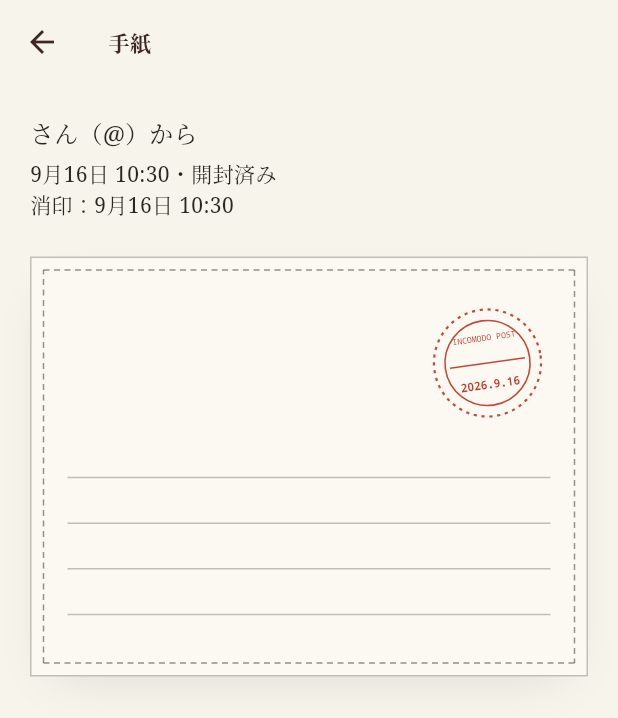
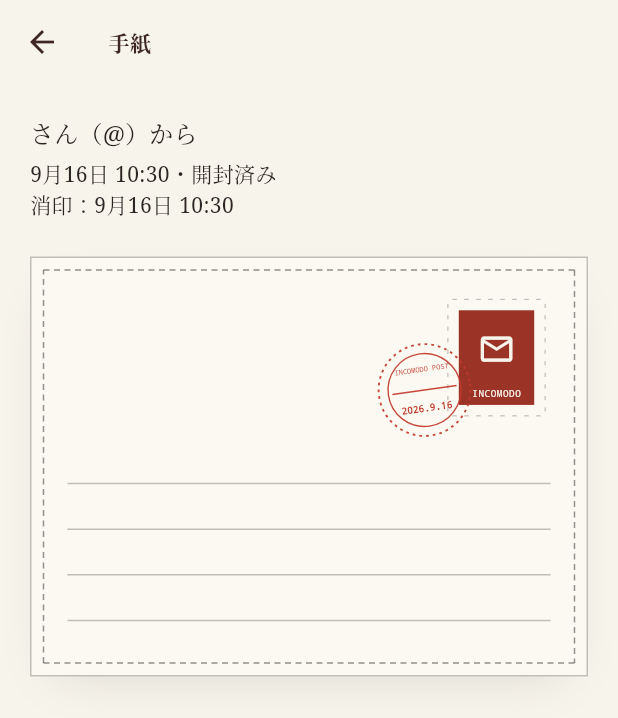
Before and after one commit to masayanoyabou-design/SNS_Incomodo, a Flutter app: the LetterScreen screen opened directly with empty values, on a phone screen of 412 x 824 dp. Shown: the top 718 px of the screen. Run offline on Flutter 3.47's test engine with Material 3 defaults, Android fonts, the phone set to English and light mode, and no system bars; our stand-ins replace cloud_firestore, firebase_auth, firebase_core, flutter_riverpod, geolocator, google_sign_in and 1 more; accounts and stored records are empty.

Commit message:
Stick a chosen stamp on every letter
A sealed letter now shows its stamp and who sent it, and nothing else —
the one thing to go on before reaching your post. Five free designs to
choose from while writing; the stamp also stands for the letter in the
lists, and on the opened sheet the postmark is struck across it.

Which designs exist lives in models, how they look in theme/stamp_art,
because the artwork is still to be worked out and swapping it should not
touch anything else. The rules only accept free designs, so a paid one
can't be used for nothing once it exists; the rules have to list the ids
themselves, and a test reads firestore.rules to keep the two in step.

Letters from before designs, or with one this build doesn't know, show
the ordinary stamp. The stamp is a required argument to sendLetter so
forgetting it fails loudly, and opening a letter no longer rebuilds it
field by field — that copy had been quietly resetting the stamp.

On the device the stamp's white paper vanished into the card behind it
and the perforations showed on two sides only; it now has an edge all
the way round.

Co-Authored-By: Claude Opus 5 <noreply@anthropic.com>

```diff
--- a/app/lib/models/letter.dart
+++ b/app/lib/models/letter.dart
@@ -1,4 +1,5 @@
 import 'post.dart';
+import 'stamp_design.dart';
 
 /// Whose side of a letter we are looking at.
 enum LetterDirection { received, sent }
@@ -23,6 +24,7 @@ class Letter {
     required this.sentAt,
     this.openedAt,
     this.body,
+    this.stampId = StampDesign.defaultId,
   });
 
   static const maxBodyLength = 1000;
@@ -45,11 +47,21 @@ class Letter {
   /// a received letter only once it has been fetched after opening.
   final String? body;
 
+  /// The stamp the sender stuck on it — visible on the envelope even while
+  /// the letter is still sealed.
+  final String stampId;
+
+  StampDesign get stamp => StampDesign.byId(stampId);
+
   bool get isOpened => openedAt != null;
 
   String get counterpartHandleWithAt => '@$counterpartHandle';
 
-  Letter withBody(String? body) => Letter(
+  Letter withBody(String? body) => _copy(body: body, openedAt: openedAt);
+
+  Letter markOpened(DateTime at) => _copy(body: body, openedAt: at);
+
+  Letter _copy({required String? body, required DateTime? openedAt}) => Letter(
         id: id,
         direction: direction,
         counterpartUid: counterpartUid,
@@ -58,6 +70,7 @@ class Letter {
         sentAt: sentAt,
         openedAt: openedAt,
         body: body,
+        stampId: stampId,
       );
 
   /// The wording the PRD asks for: a sender sees delivery, then receipt.
--- /dev/null
+++ b/app/lib/models/stamp_design.dart
@@ -0,0 +1,37 @@
+/// A stamp's design — what gets stuck on a letter (MANUAL 23).
+///
+/// Separate from how many stamps you hold (StampWallet): the count decides
+/// whether you can send, the design is what you say by choosing it. And on
+/// a letter still waiting at the post, the stamp is the only thing the
+/// recipient can see.
+///
+/// This is the catalogue only. What each design looks like lives in
+/// theme/stamp_art.dart, so real artwork can replace it without touching
+/// any of this.
+class StampDesign {
+  const StampDesign._(this.id, this.name);
+
+  final String id;
+  final String name;
+
+  static const basic = StampDesign._('basic', '通常切手');
+  static const sakura = StampDesign._('sakura', '桜');
+  static const aozora = StampDesign._('aozora', '青空');
+  static const yoru = StampDesign._('yoru', '夜');
+  static const konoha = StampDesign._('konoha', '木の葉');
+
+  /// Everyone can stick these on any letter.
+  ///
+  /// firestore.rules keeps its own copy of these ids, so a letter can't
+  /// carry a design nobody was given — a future paid one, say.
+  /// stamp_design_test checks the two lists haven't drifted apart.
+  static const free = [basic, sakura, aozora, yoru, konoha];
+
+  static const defaultId = 'basic';
+
+  /// The design for [id]. Letters from before designs existed, or with a
+  /// design this version of the app doesn't know, get the ordinary stamp
+  /// rather than failing to show.
+  static StampDesign byId(String? id) =>
+      free.firstWhere((design) => design.id == id, orElse: () => basic);
+}
--- a/app/lib/services/letter_service.dart
+++ b/app/lib/services/letter_service.dart
@@ -1,6 +1,7 @@
 import 'package:cloud_firestore/cloud_firestore.dart';
 
 import '../models/letter.dart';
+import '../models/stamp_design.dart';
 import '../models/user_profile.dart';
 import 'stamp_service.dart';
 
@@ -36,6 +37,7 @@ class LetterService {
     required UserProfile from,
     required UserProfile to,
     required String body,
+    required StampDesign stamp,
   }) async {
     final error = Letter.validateBody(body);
     if (error != null) throw ArgumentError(error);
@@ -49,6 +51,7 @@ class LetterService {
             'fromUid': from.uid,
             'fromDisplayName': from.displayName,
             'fromHandle': from.handle,
+            'stampId': stamp.id,
             'sentAt': FieldValue.serverTimestamp(),
             'openedAt': null,
           })
@@ -57,6 +60,7 @@ class LetterService {
             'toUid': to.uid,
             'toDisplayName': to.displayName,
             'toHandle': to.handle,
+            'stampId': stamp.id,
             'body': trimmed,
             'sentAt': FieldValue.serverTimestamp(),
             'openedAt': null,
@@ -113,6 +117,7 @@ class LetterService {
       sentAt: sentAt?.toDate() ?? DateTime.now(),
       openedAt: openedAt?.toDate(),
       body: data['body'] as String?,
+      stampId: data['stampId'] as String? ?? StampDesign.defaultId,
     );
   }
 }
--- /dev/null
+++ b/app/lib/theme/stamp_art.dart
@@ -0,0 +1,50 @@
+import 'package:flutter/material.dart';
+
+import '../models/stamp_design.dart';
+import 'incomodo_theme.dart';
+
+/// How a stamp design is drawn: a colored panel, the ink printed on it and
+/// a motif. Provisional — MANUAL 23 has the designs being worked out later,
+/// and this is the one file to replace when real artwork arrives.
+class StampArt {
+  const StampArt({
+    required this.panel,
+    required this.ink,
+    required this.motif,
+  });
+
+  final Color panel;
+  final Color ink;
+  final IconData motif;
+
+  static StampArt of(StampDesign design) =>
+      _art[design.id] ?? _art[StampDesign.defaultId]!;
+
+  static const _art = <String, StampArt>{
+    'basic': StampArt(
+      panel: IncomodoColors.redDeep,
+      ink: IncomodoColors.paper,
+      motif: Icons.mail_outline,
+    ),
+    'sakura': StampArt(
+      panel: Color(0xFFE8B4B0),
+      ink: Color(0xFF6B2E2A),
+      motif: Icons.local_florist,
+    ),
+    'aozora': StampArt(
+      panel: Color(0xFF9DB7C9),
+      ink: Color(0xFF22394A),
+      motif: Icons.cloud_outlined,
+    ),
+    'yoru': StampArt(
+      panel: Color(0xFF2E3552),
+      ink: Color(0xFFF3E9C8),
+      motif: Icons.nights_stay_outlined,
+    ),
+    'konoha': StampArt(
+      panel: IncomodoColors.moss,
+      ink: IncomodoColors.paper,
+      motif: Icons.eco_outlined,
+    ),
+  };
+}
--- a/app/lib/widgets/letter_paper.dart
+++ b/app/lib/widgets/letter_paper.dart
@@ -7,13 +7,13 @@ class LetterPaper extends StatelessWidget {
   const LetterPaper({
     super.key,
     required this.body,
-    this.postmark,
+    this.corner,
   });
 
   final String body;
 
-  /// Stamped in the top corner once the letter has been opened.
-  final Widget? postmark;
+  /// Top-right corner: the stamp, and the postmark over it once opened.
+  final Widget? corner;
 
   static const _fontSize = 16.0;
   static const _lineHeight = 1.9;
@@ -48,7 +48,7 @@ class LetterPaper extends StatelessWidget {
         painter: _PaperPainter(
           rule: scheme.outlineVariant,
           margin: scheme.outlineVariant.withValues(alpha: 0.5),
-          firstLineTop: _padding.top + (postmark == null ? 0 : _postmarkSpace),
+          firstLineTop: _padding.top + (corner == null ? 0 : _cornerSpace),
           lineHeight: _fontSize * _lineHeight,
           sidePadding: _padding.left,
         ),
@@ -57,10 +57,10 @@ class LetterPaper extends StatelessWidget {
           child: Column(
             crossAxisAlignment: CrossAxisAlignment.start,
             children: [
-              if (postmark != null)
+              if (corner != null)
                 SizedBox(
-                  height: _postmarkSpace,
-                  child: Align(alignment: Alignment.topRight, child: postmark),
+                  height: _cornerSpace,
+                  child: Align(alignment: Alignment.topRight, child: corner),
                 ),
               SelectableText(body, style: style),
             ],
@@ -70,7 +70,7 @@ class LetterPaper extends StatelessWidget {
     );
   }
 
-  static const _postmarkSpace = 92.0;
+  static const _cornerSpace = 96.0;
 }
 
 class _PaperPainter extends CustomPainter {
--- /dev/null
+++ b/app/lib/widgets/stamp_view.dart
@@ -0,0 +1,179 @@
+import 'package:flutter/material.dart';
+
+import '../models/stamp_design.dart';
+import '../theme/incomodo_theme.dart';
+import '../theme/stamp_art.dart';
+
+/// A postage stamp: perforated white edge, colored panel, motif, and
+/// "INCOMODO" printed along the bottom.
+class StampView extends StatelessWidget {
+  const StampView({super.key, required this.design, this.width = 56});
+
+  final StampDesign design;
+
+  /// Height follows at 6:5, the usual shape of a stamp.
+  final double width;
+
+  @override
+  Widget build(BuildContext context) {
+    final art = StampArt.of(design);
+    final height = width * 1.2;
+    final scale = width / 56;
+
+    return Semantics(
+      label: '${design.name}の切手',
+      excludeSemantics: true,
+      child: SizedBox(
+        width: width,
+        height: height,
+        child: CustomPaint(
+          painter: _PerforatedPainter(
+            paper: IncomodoColors.card,
+            shadow: IncomodoColors.inkFaintest,
+            holeRadius: 2.2 * scale,
+          ),
+          child: Padding(
+            padding: EdgeInsets.all(6 * scale),
+            child: DecoratedBox(
+              decoration: BoxDecoration(color: art.panel),
+              child: Column(
+                children: [
+                  const Spacer(),
+                  Icon(art.motif, color: art.ink, size: 22 * scale),
+                  const Spacer(),
+                  Text(
+                    'INCOMODO',
+                    style: TextStyle(
+                      color: art.ink,
+                      fontFamily: IncomodoFonts.typewriter,
+                      fontSize: 5.4 * scale,
+                      letterSpacing: 0.4,
+                      height: 1,
+                    ),
+                  ),
+                  SizedBox(height: 4 * scale),
+                ],
+              ),
+            ),
+          ),
+        ),
+      ),
+    );
+  }
+}
+
+/// The white paper of the stamp, with half-circles bitten out along every
+/// edge. The bites are cleared to transparent rather than painted in a
+/// background color, so the stamp looks right on paper, cards or anything.
+class _PerforatedPainter extends CustomPainter {
+  _PerforatedPainter({
+    required this.paper,
+    required this.shadow,
+    required this.holeRadius,
+  });
+
+  final Color paper;
+  final Color shadow;
+  final double holeRadius;
+
+  @override
+  void paint(Canvas canvas, Size size) {
+    final rect = Offset.zero & size;
+    canvas.saveLayer(rect.inflate(2), Paint());
+
+    // A hairline all the way round, not a drop shadow: the stamp's white
+    // paper sits on white-ish cards, and without an edge on every side the
+    // perforations only showed along two of them.
+    canvas.drawRect(rect.inflate(0.8), Paint()..color = shadow);
+    canvas.drawRect(rect, Paint()..color = paper);
+
+    final punch = Paint()..blendMode = BlendMode.clear;
+    final step = holeRadius * 3;
+    void edge(Offset from, Offset to) {
+      final length = (to - from).distance;
+      final count = (length / step).floor();
+      final gap = length / count;
+      final direction = (to - from) / length;
+      for (var i = 0; i <= count; i++) {
+        canvas.drawCircle(from + direction * (gap * i), holeRadius, punch);
+      }
+    }
+
+    edge(rect.topLeft, rect.topRight);
+    edge(rect.bottomLeft, rect.bottomRight);
+    edge(rect.topLeft, rect.bottomLeft);
+    edge(rect.topRight, rect.bottomRight);
+
+    canvas.restore();
+  }
+
+  @override
+  bool shouldRepaint(_PerforatedPainter old) =>
+      old.paper != paper || old.holeRadius != holeRadius;
+}
+
+/// A row of stamps to choose from, the chosen one lifted and outlined.
+class StampPicker extends StatelessWidget {
+  const StampPicker({
+    super.key,
+    required this.designs,
+    required this.selected,
+    required this.onSelected,
+  });
+
+  final List<StampDesign> designs;
+  final StampDesign selected;
+  final ValueChanged<StampDesign> onSelected;
+
+  @override
+  Widget build(BuildContext context) {
+    final scheme = Theme.of(context).colorScheme;
+
+    return SizedBox(
+      height: 112,
+      child: ListView.separated(
+        scrollDirection: Axis.horizontal,
+        itemCount: designs.length,
+        separatorBuilder: (_, _) => const SizedBox(width: 12),
+        itemBuilder: (context, index) {
+          final design = designs[index];
+          final isSelected = design.id == selected.id;
+          return Semantics(
+            selected: isSelected,
+            button: true,
+            child: InkWell(
+              onTap: () => onSelected(design),
+              child: Padding(
+                padding: const EdgeInsets.symmetric(vertical: 4, horizontal: 2),
+                child: Column(
+                  children: [
+                    AnimatedContainer(
+                      duration: const Duration(milliseconds: 150),
+                      padding: const EdgeInsets.all(3),
+                      transform: Matrix4.translationValues(0, isSelected ? -3 : 0, 0),
+                      decoration: BoxDecoration(
+                        border: Border.all(
+                          color: isSelected ? scheme.primary : Colors.transparent,
+                          width: 1.5,
+                        ),
+                      ),
+                      child: StampView(design: design),
+                    ),
+                    const SizedBox(height: 4),
+                    Text(
+                      design.name,
+                      style: Theme.of(context).textTheme.labelSmall?.copyWith(
+                            color: isSelected ? scheme.primary : null,
+                            fontWeight: isSelected ? FontWeight.w700 : null,
+                          ),
+                    ),
+                  ],
+                ),
+              ),
+            ),
+          );
+        },
+      ),
+    );
+  }
+}
```
Also changed, not shown: app/lib/screens/letter_screen.dart (+77 -13 lines), app/lib/screens/write_letter_screen.dart (+17 -0 lines), app/lib/widgets/letter_card.dart (+4 -5 lines), app/tool/rules_check.dart (+25 -6 lines), 7 other files.
